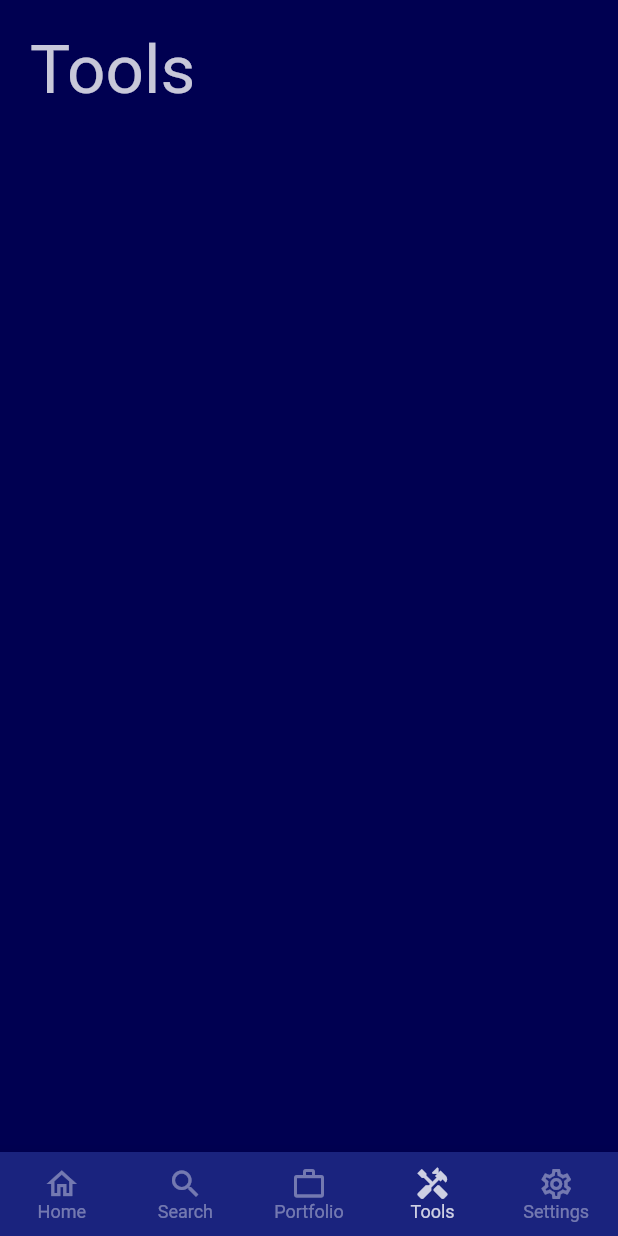
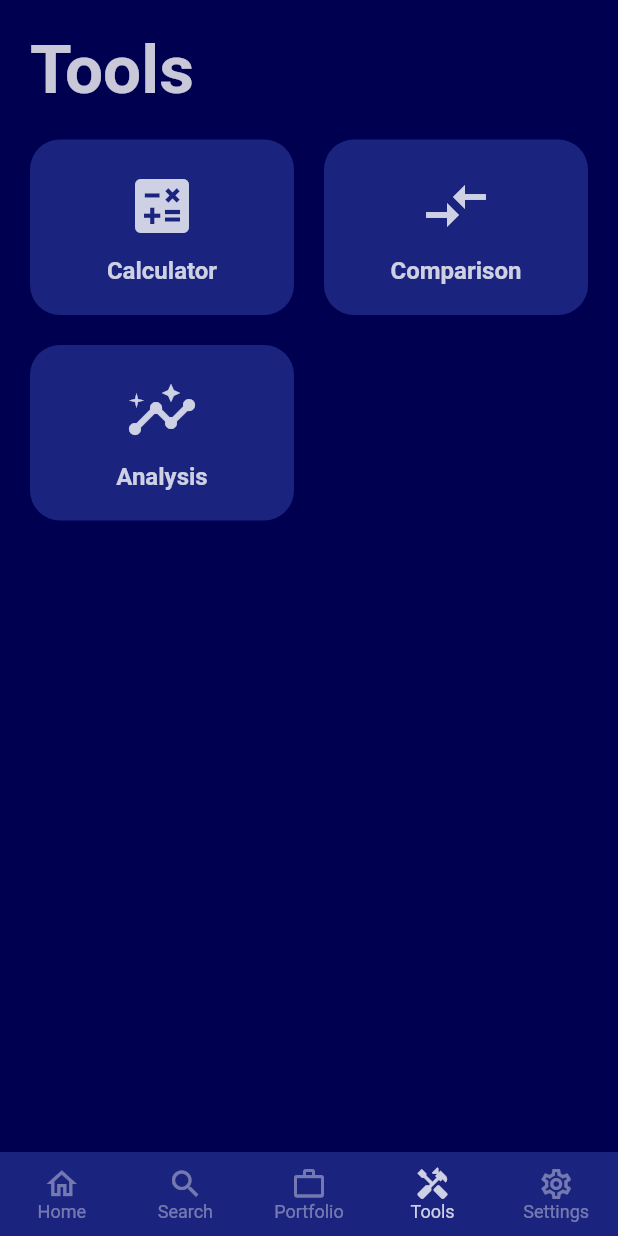
Before and after one commit to joshisijan/my_share_nepal, a Flutter app: the screen it shows after launch, on a phone screen of 412 x 824 dp. Run offline on Flutter 3.47's test engine with Material 2 defaults, Android fonts, the phone set to English and light mode, and no system bars; our stand-ins replace bloc, flutter_bloc, shared_preferences.

Commit message:
initialized tools tab's style

```diff
--- a/lib/constants.dart
+++ b/lib/constants.dart
@@ -1,3 +1,5 @@
 const double kDefaultPadding = 20.0;
 
 const double kDefaultBorderRadius = 20.0;
+
+const double kLargeIconSize = 48.0;
--- /dev/null
+++ b/lib/reusable/tools_card.dart
@@ -0,0 +1,50 @@
+import 'package:flutter/material.dart';
+import 'package:my_share_nepal/constants.dart';
+
+class ToolsCard extends StatelessWidget {
+  final String title;
+  final IconData icon;
+  final Function onPressed;
+  ToolsCard({
+    required this.title,
+    required this.icon,
+    required this.onPressed,
+  });
+  @override
+  Widget build(BuildContext context) {
+    return Container(
+      width: MediaQuery.of(context).size.width / 2 - 30.0,
+      margin: EdgeInsets.only(bottom: kDefaultPadding),
+      decoration: BoxDecoration(
+        color: Theme.of(context).primaryColor,
+        borderRadius: BorderRadius.circular(kDefaultBorderRadius),
+      ),
+      child: MaterialButton(
+        onPressed: () {
+          onPressed.call();
+        },
+        padding: EdgeInsets.all(kDefaultPadding),
+        child: Column(
+          children: [
+            Icon(
+              icon,
+              size: 48.0,
+              color: Theme.of(context).colorScheme.onPrimary.withAlpha(200),
+            ),
+            SizedBox(
+              height: kDefaultPadding / 2,
+            ),
+            Text(
+              title,
+              style: TextStyle(
+                fontSize: Theme.of(context).textTheme.subtitle1!.fontSize,
+                color: Theme.of(context).colorScheme.onPrimary.withAlpha(200),
+                fontWeight: FontWeight.bold,
+              ),
+            ),
+          ],
+        ),
+      ),
+    );
+  }
+}
--- a/lib/tab/home_tab.dart
+++ b/lib/tab/home_tab.dart
@@ -14,6 +14,7 @@ class HomeTab extends StatelessWidget {
             'Home',
             style: Theme.of(context).textTheme.headline3!.copyWith(
                   color: Theme.of(context).colorScheme.onPrimary.withAlpha(200),
+                  fontWeight: FontWeight.bold,
                 ),
           ),
         ],
--- a/lib/tab/portfolio_tab.dart
+++ b/lib/tab/portfolio_tab.dart
@@ -14,6 +14,7 @@ class PortfolioTab extends StatelessWidget {
             'Portfolio',
             style: Theme.of(context).textTheme.headline3!.copyWith(
                   color: Theme.of(context).colorScheme.onPrimary.withAlpha(200),
+                  fontWeight: FontWeight.bold,
                 ),
           ),
         ],
--- a/lib/tab/search_tab.dart
+++ b/lib/tab/search_tab.dart
@@ -14,6 +14,7 @@ class SearchTab extends StatelessWidget {
             'Search',
             style: Theme.of(context).textTheme.headline3!.copyWith(
                   color: Theme.of(context).colorScheme.onPrimary.withAlpha(200),
+                  fontWeight: FontWeight.bold,
                 ),
           ),
         ],
--- a/lib/tab/setting_tab.dart
+++ b/lib/tab/setting_tab.dart
@@ -25,6 +25,7 @@ class _SettingTabState extends State<SettingTab> {
             'Settings',
             style: Theme.of(context).textTheme.headline3!.copyWith(
                   color: Theme.of(context).colorScheme.onPrimary.withAlpha(200),
+                  fontWeight: FontWeight.bold,
                 ),
           ),
           SizedBox(
--- a/lib/tab/tools_tab.dart
+++ b/lib/tab/tools_tab.dart
@@ -1,5 +1,6 @@
 import 'package:flutter/material.dart';
 import 'package:my_share_nepal/constants.dart';
+import 'package:my_share_nepal/reusable/tools_card.dart';
 
 class ToolsTab extends StatelessWidget {
   @override
@@ -14,7 +15,33 @@ class ToolsTab extends StatelessWidget {
             'Tools',
             style: Theme.of(context).textTheme.headline3!.copyWith(
                   color: Theme.of(context).colorScheme.onPrimary.withAlpha(200),
+                  fontWeight: FontWeight.bold,
                 ),
+          ),
+          SizedBox(
+            height: kDefaultPadding,
+          ),
+          Wrap(
+            children: [
+              ToolsCard(
+                title: 'Calculator',
+                icon: Icons.calculate,
+                onPressed: () {},
+              ),
+              SizedBox(
+                width: kDefaultPadding,
+              ),
+              ToolsCard(
+                title: 'Comparison',
+                icon: Icons.compare_arrows,
+                onPressed: () {},
+              ),
+              ToolsCard(
+                title: 'Analysis',
+                icon: Icons.insights,
+                onPressed: () {},
+              ),
+            ],
           ),
         ],
       ),
```
